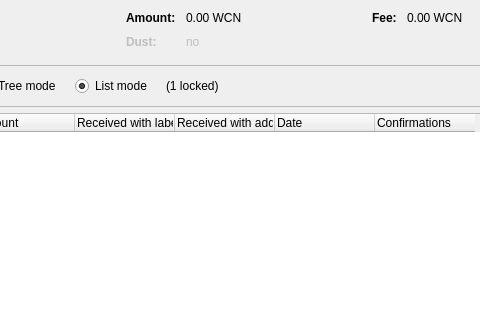
Before: the Qt Designer form src/qt/forms/coincontroldialog.ui in widecoin-project/widecoin, drawn with Qt 5; both pictures show x 137 to 617 and y 0 to 320 of the 1000 by 500 pixel window.
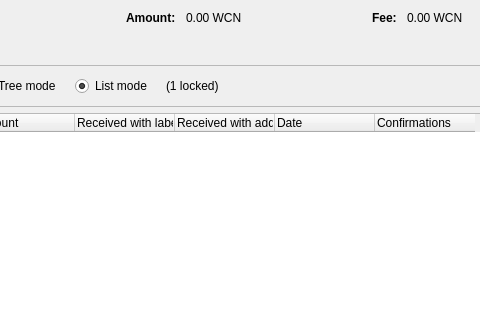
After: the same form once the commit is applied. Custom widgets are drawn as their Qt base class.

The edit to the form file:
```diff
--- a/src/qt/forms/coincontroldialog.ui
+++ b/src/qt/forms/coincontroldialog.ui
@@ -139,41 +139,6 @@
          </property>
         </widget>
        </item>
-       <item row="1" column="0">
-        <widget class="QLabel" name="labelCoinControlLowOutputText">
-         <property name="enabled">
-          <bool>false</bool>
-         </property>
-         <property name="font">
-          <font>
-           <weight>75</weight>
-           <bold>true</bold>
-          </font>
-         </property>
-         <property name="text">
-          <string>Dust:</string>
-         </property>
-        </widget>
-       </item>
-       <item row="1" column="1">
-        <widget class="QLabel" name="labelCoinControlLowOutput">
-         <property name="enabled">
-          <bool>false</bool>
-         </property>
-         <property name="cursor">
-          <cursorShape>IBeamCursor</cursorShape>
-         </property>
-         <property name="contextMenuPolicy">
-          <enum>Qt::ActionsContextMenu</enum>
-         </property>
-         <property name="text">
-          <string notr="true">no</string>
-         </property>
-         <property name="textInteractionFlags">
-          <set>Qt::LinksAccessibleByMouse|Qt::TextSelectableByKeyboard|Qt::TextSelectableByMouse</set>
-         </property>
-        </widget>
-       </item>
       </layout>
      </item>
      <item>
```
Left out of the diff: 6 changed lines with no effect on the pictures.
